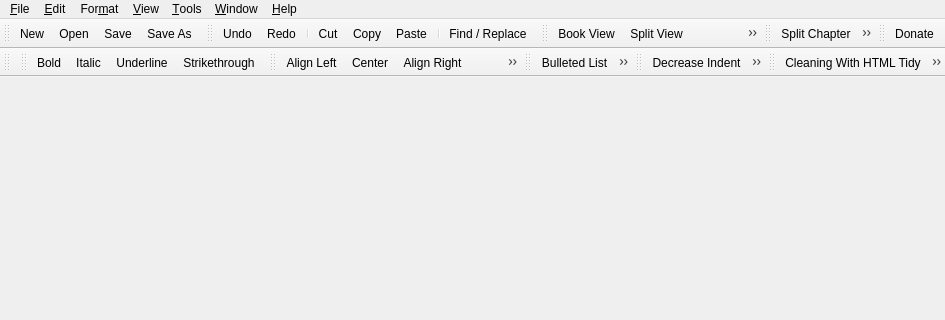
Sigil-Ebook/Sigil, file src/Sigil/Form_Files/main.ui: the form before one commit; both pictures show x 0 to 945 and y 0 to 320 of the 945 by 673 pixel window.
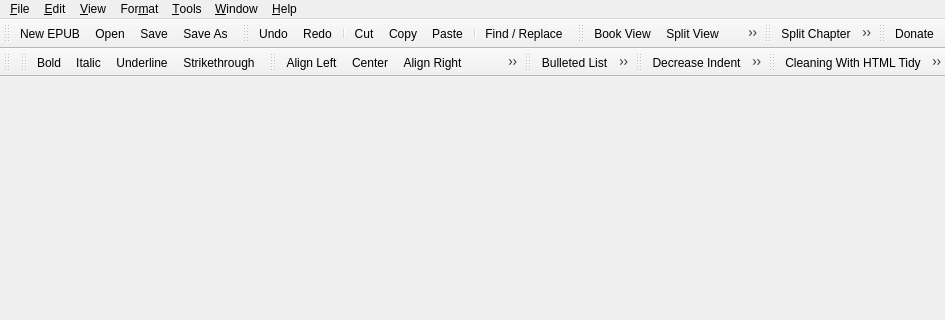
The form after the commit. Icons and pictures are not drawn.

Commit message: More work with menus.

```diff
--- a/src/Sigil/Form_Files/main.ui
+++ b/src/Sigil/Form_Files/main.ui
@@ -195,8 +195,8 @@
    </widget>
    <addaction name="menuFile"/>
    <addaction name="menuEdit"/>
-   <addaction name="menuFormat"/>
    <addaction name="menuView"/>
+   <addaction name="menuFormat"/>
    <addaction name="menuTools"/>
    <addaction name="menu_Window"/>
    <addaction name="menuHelp"/>
@@ -362,7 +362,7 @@
      <normaloff>:/main/document-new_22px.png</normaloff>:/main/document-new_22px.png</iconset>
    </property>
    <property name="text">
-    <string>&amp;New</string>
+    <string>&amp;New EPUB</string>
    </property>
    <property name="toolTip">
     <string>&lt;p style=&quot;padding-top: 0.5em;&quot; &gt;&lt;b&gt;New&lt;/b&gt;&lt;/p&gt;
```
Left out of the diff: 27 changed lines with no effect on the pictures. The commit also changes 1 other file.
